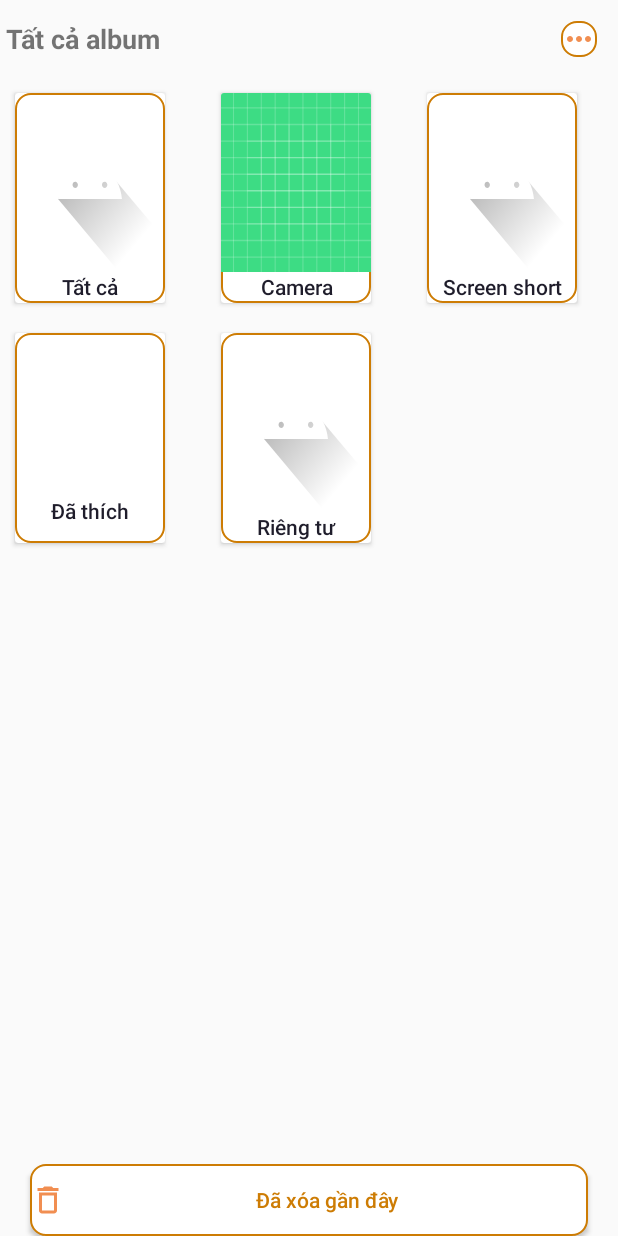
After one commit to nhatphong5954/Project_Album, an Android app: the ListAlbumActiviti screen opened directly, with no data from a screen before it, on a phone screen of 412 x 824 dp. The commit adds this screen. Run offline under Robolectric (Android 15) with nearby library versions, the phone set to English and light mode, and no system bars.

Commit message:
giao diện album

```diff
--- /dev/null
+++ b/app/src/main/java/com/example/project_album/Adapter/Album_Adapter.java
@@ -0,0 +1,63 @@
+package com.example.project_album.Adapter;
+
+import android.view.LayoutInflater;
+import android.view.View;
+import android.view.ViewGroup;
+import android.widget.ImageView;
+import android.widget.TextView;
+import androidx.annotation.NonNull;
+import androidx.recyclerview.widget.RecyclerView;
+
+import com.example.project_album.Model.Album;
+import com.example.project_album.R;
+
+import java.util.List;
+
+public class Album_Adapter extends RecyclerView.Adapter<Album_Adapter.AlbumViewHolder>{
+    private List<Album> listAlbum;
+
+    public void setData(List<Album> listAlbum)
+    {
+        this.listAlbum = listAlbum;
+        notifyDataSetChanged();
+    }
+
+    @NonNull
+    @Override
+    public AlbumViewHolder onCreateViewHolder(@NonNull ViewGroup parent, int viewType) {
+        View view = LayoutInflater.from(parent.getContext()).inflate(R.layout.custom_album_item, parent, false);
+        return new AlbumViewHolder(view);
+    }
+
+    @Override
+    public void onBindViewHolder(@NonNull AlbumViewHolder holder, int position) {
+        Album album = this.listAlbum.get(position);
+        if(album == null)
+        {
+            return;
+        }
+
+        holder.imgv_album.setImageResource(album.getResource_id());
+        holder.tv_album.setText(album.getName());
+
+    }
+
+    @Override
+    public int getItemCount() {
+        if(this.listAlbum != null)
+        {
+            return  this.listAlbum.size();
+        }
+        return 0;
+    }
+
+    public class AlbumViewHolder extends RecyclerView.ViewHolder {
+        private ImageView imgv_album;
+        private TextView tv_album;
+        public AlbumViewHolder(@NonNull View itemView) {
+            super(itemView);
+            this.imgv_album = (ImageView) itemView.findViewById(R.id.imgv_album);
+            this.tv_album = (TextView) itemView.findViewById(R.id.tv_name_album);
+        }
+    }
+}
--- /dev/null
+++ b/app/src/main/java/com/example/project_album/ListAlbumActiviti.java
@@ -0,0 +1,91 @@
+package com.example.project_album;
+
+import androidx.appcompat.app.AppCompatActivity;
+
+import android.annotation.SuppressLint;
+import android.os.Bundle;
+import androidx.appcompat.app.AppCompatActivity;
+import androidx.recyclerview.widget.GridLayoutManager;
+import androidx.recyclerview.widget.LinearLayoutManager;
+import androidx.recyclerview.widget.RecyclerView;
+
+import android.os.Bundle;
+import android.view.MenuItem;
+import android.view.View;
+import android.widget.ImageButton;
+import android.widget.PopupMenu;
+import com.example.project_album.Adapter.Album_Adapter;
+import com.example.project_album.R;
+import com.example.project_album.Model.Album;
+
+import java.util.ArrayList;
+import java.util.List;
+public class ListAlbumActiviti extends AppCompatActivity implements PopupMenu.OnMenuItemClickListener {
+
+    private RecyclerView rcv_list_album;
+
+    private ImageButton imgb_popup;
+    @SuppressLint("MissingInflatedId")
+    @Override
+    protected void onCreate(Bundle savedInstanceState) {
+        super.onCreate(savedInstanceState);
+        setContentView(R.layout.layout_list_album_activiti);
+
+        recyclerViewAlbum();
+
+        this.imgb_popup = (ImageButton) findViewById(R.id.popup_menu);
+        this.imgb_popup.setOnClickListener(new View.OnClickListener() {
+            @Override
+            public void onClick(View view) {
+                showPopup(view);
+            }
+        });
+    }
+
+    private void recyclerViewAlbum() {
+        GridLayoutManager layoutManager = new GridLayoutManager(this, 3);
+        this.rcv_list_album = (RecyclerView) findViewById(R.id.rcv_list_album);
+        this.rcv_list_album.setLayoutManager(layoutManager);
+
+        Album_Adapter albumAdapter = new Album_Adapter();
+        albumAdapter.setData(loadAlbum());
+        rcv_list_album.setAdapter(albumAdapter);
+
+    }
+
+    private List<Album> loadAlbum()
+    {
+        List<Album> albumList = new ArrayList<>();
+        albumList.add(new Album(1, R.drawable.ic_launcher_foreground, "Tất cả"));
+        albumList.add(new Album(1, R.drawable.ic_launcher_background, "Camera"));
+        albumList.add(new Album(1, R.drawable.ic_launcher_foreground, "Screen short"));
+        albumList.add(new Album(1, R.drawable.custom_item_album, "Đã thích"));
+        albumList.add(new Album(1, R.drawable.ic_launcher_foreground, "Riêng tư"));
+
+        return albumList;
+    }
+
+    public void showPopup(View v)
+    {
+        PopupMenu popup = new PopupMenu(this, v);
+        popup.setOnMenuItemClickListener(this);
+        popup.inflate(R.menu.popup_menu);
+        popup.show();
+    }
+
+    @Override
+    public boolean onMenuItemClick(MenuItem menuItem) {
+//        switch (menuItem.getItemId())
+//        {
+//            case R.id.item1:
+//                //todo
+//                return true;
+//            case R.id.item2:
+//                //todo
+//                return true;
+//            default:
+//                return false;
+//        }
+        return false;
+    }
+}
--- a/app/src/main/java/com/example/project_album/MainActivity.java
+++ b/app/src/main/java/com/example/project_album/MainActivity.java
@@ -3,6 +3,7 @@ package com.example.project_album;
 import androidx.appcompat.app.AppCompatActivity;
 
 import android.app.Activity;
+import android.content.Intent;
 import android.os.Bundle;
 import android.view.View;
 import android.widget.AdapterView;
@@ -15,7 +16,7 @@ public class MainActivity extends AppCompatActivity {
     GridView gridview;
     TextView txtSoloMsg;
     ImageView imgSoloPhoto;
-    Button btnSoloBack, btnDelete;
+    Button btnSoloBack, btnDelete, btnAlbum;
     Bundle myOriginalMemoryBundle;
     String[] items={"Image 1","Image 2","Image 3","Image 4"};
     Integer[] thumbnails = {R.drawable.lake_1, R.drawable.lake_2, R.drawable.lake_3, R.drawable.mountain_1};
@@ -32,6 +33,15 @@ public class MainActivity extends AppCompatActivity {
         gridview.setOnItemClickListener(new AdapterView.OnItemClickListener() {
             @Override
             public void onItemClick(AdapterView<?> parent, View view, int position, long id) { showBigScreen(position); }
+        });
+
+        btnAlbum = (Button) findViewById(R.id.btn_album);
+        btnAlbum.setOnClickListener(new View.OnClickListener() {
+            @Override
+            public void onClick(View view) {
+                Intent intent = new Intent(MainActivity.this, ListAlbumActiviti.class);
+                startActivity(intent);
+            }
         });
     }
     private void showBigScreen(int position) {
--- /dev/null
+++ b/app/src/main/java/com/example/project_album/Model/Album.java
@@ -0,0 +1,37 @@
+package com.example.project_album.Model;
+
+public class Album {
+    private int id;
+    private int resource_id;
+    private String name;
+
+    public Album(int id, int resource_id, String name) {
+        this.id = id;
+        this.resource_id = resource_id;
+        this.name = name;
+    }
+
+    public int getId() {
+        return id;
+    }
+
+    public void setId(int id) {
+        this.id = id;
+    }
+
+    public int getResource_id() {
+        return resource_id;
+    }
+
+    public void setResource_id(int resource_id) {
+        this.resource_id = resource_id;
+    }
+
+    public String getName() {
+        return name;
+    }
+
+    public void setName(String name) {
+        this.name = name;
+    }
+}
--- /dev/null
+++ b/app/src/main/res/drawable/custom_button1.xml
@@ -0,0 +1,17 @@
+<?xml version="1.0" encoding="utf-8"?>
+<selector xmlns:android="http://schemas.android.com/apk/res/android">
+    <item android:state_pressed="false">
+        <shape android:shape="rectangle">
+            <solid android:color="@color/white"/>
+            <corners android:radius="10dp"/>
+            <stroke android:color="@color/orange" android:width="1dp"/>
+        </shape>
+    </item>
+    <item android:state_pressed="true">
+        <shape android:shape="rectangle">
+            <solid android:color="@color/orange"/>
+            <corners android:radius="10dp"/>
+            <stroke android:color="@color/orange" android:width="1dp"/>
+        </shape>
+    </item>
+</selector>
--- /dev/null
+++ b/app/src/main/res/drawable/custom_item_album.xml
@@ -0,0 +1,10 @@
+<?xml version="1.0" encoding="utf-8"?>
+<selector xmlns:android="http://schemas.android.com/apk/res/android">
+    <item>
+        <shape android:shape="rectangle">
+            <solid android:color="@color/white"/>
+            <corners android:radius="10dp"/>
+            <stroke android:color="@color/orange" android:width="1dp"/>
+        </shape>
+    </item>
+</selector>
--- /dev/null
+++ b/app/src/main/res/drawable/custom_text.xml
@@ -0,0 +1,9 @@
+<?xml version="1.0" encoding="utf-8"?>
+<selector xmlns:android="http://schemas.android.com/apk/res/android">
+    <item android:state_pressed="false">
+        <color android:color="@color/orange"/>
+    </item>
+    <item android:state_pressed="true">
+        <color android:color="@color/white"/>
+    </item>
+</selector>
--- /dev/null
+++ b/app/src/main/res/drawable/custom_text_header.xml
@@ -0,0 +1,6 @@
+<?xml version="1.0" encoding="utf-8"?>
+<selector xmlns:android="http://schemas.android.com/apk/res/android">
+    <item>
+        <color android:color="@color/blue"/>
+    </item>
+</selector>
--- /dev/null
+++ b/app/src/main/res/drawable/more.xml
@@ -0,0 +1,5 @@
+<vector android:height="24dp" android:tint="#F18E51"
+    android:viewportHeight="24" android:viewportWidth="24"
+    android:width="24dp" xmlns:android="http://schemas.android.com/apk/res/android">
+    <path android:fillColor="@android:color/white" android:pathData="M6,10c-1.1,0 -2,0.9 -2,2s0.9,2 2,2 2,-0.9 2,-2 -0.9,-2 -2,-2zM18,10c-1.1,0 -2,0.9 -2,2s0.9,2 2,2 2,-0.9 2,-2 -0.9,-2 -2,-2zM12,10c-1.1,0 -2,0.9 -2,2s0.9,2 2,2 2,-0.9 2,-2 -0.9,-2 -2,-2z"/>
+</vector>
--- /dev/null
+++ b/app/src/main/res/drawable/outline_delete_24.xml
@@ -0,0 +1,5 @@
+<vector android:height="24dp" android:tint="#F18E51"
+    android:viewportHeight="24" android:viewportWidth="24"
+    android:width="24dp" xmlns:android="http://schemas.android.com/apk/res/android">
+    <path android:fillColor="@android:color/white" android:pathData="M16,9v10H8V9h8m-1.5,-6h-5l-1,1H5v2h14V4h-3.5l-1,-1zM18,7H6v12c0,1.1 0.9,2 2,2h8c1.1,0 2,-0.9 2,-2V7z"/>
+</vector>
--- a/app/src/main/res/layout/activity_main.xml
+++ b/app/src/main/res/layout/activity_main.xml
@@ -11,6 +11,11 @@
     android:text="Scrool screen, tap to choose"
     android:textColor="#ffffffff"
     android:textSize="20sp" />
+    <Button
+        android:id="@+id/btn_album"
+        android:layout_width="match_parent"
+        android:layout_height="wrap_content"
+        android:text="Album"/>
 <GridView android:id="@+id/gv_ListItems"
     android:layout_width="match_parent"
     android:layout_height="match_parent"
@@ -21,4 +26,6 @@
     android:numColumns="auto_fit"
     android:stretchMode="columnWidth"
     android:verticalSpacing="10dp" />
+
+
     </LinearLayout>
--- /dev/null
+++ b/app/src/main/res/layout/custom_album_item.xml
@@ -0,0 +1,34 @@
+<?xml version="1.0" encoding="utf-8"?>
+<androidx.cardview.widget.CardView xmlns:android="http://schemas.android.com/apk/res/android"
+    android:layout_width="100dp"
+    android:layout_height="140dp"
+    android:layout_margin="10dp"
+    android:background="@drawable/custom_item_album">
+
+    <LinearLayout
+        android:layout_width="match_parent"
+        android:layout_height="match_parent"
+        android:orientation="vertical"
+        android:background="@drawable/custom_item_album">
+
+        <ImageView
+            android:id="@+id/imgv_album"
+            android:layout_width="wrap_content"
+            android:layout_height="wrap_content"
+            android:src="@drawable/ic_launcher_foreground"
+            android:scaleType="fitXY"
+            android:layout_weight="9"/>
+
+        <TextView
+            android:id="@+id/tv_name_album"
+            android:layout_width="match_parent"
+            android:layout_height="wrap_content"
+            android:gravity="center_horizontal"
+            android:layout_gravity="bottom"
+            android:fontFamily="sans-serif-medium"
+            android:text="@string/ex_name_folder"
+            android:textColor="@color/main_color"
+            android:layout_weight="1" />
+    </LinearLayout>
+
+</androidx.cardview.widget.CardView>
--- /dev/null
+++ b/app/src/main/res/layout/layout_list_album_activiti.xml
@@ -0,0 +1,61 @@
+<?xml version="1.0" encoding="utf-8"?>
+<RelativeLayout xmlns:android="http://schemas.android.com/apk/res/android"
+    xmlns:app="http://schemas.android.com/apk/res-auto"
+    xmlns:tools="http://schemas.android.com/tools"
+    android:layout_width="match_parent"
+    android:layout_height="match_parent"
+    tools:context=".ListAlbumActiviti"
+    android:orientation="vertical">
+
+    <RelativeLayout
+        android:id="@+id/rl_header"
+        android:layout_width="match_parent"
+        android:layout_height="wrap_content"
+        android:padding="4dp">
+
+        <TextView
+            android:id="@+id/tvh"
+            android:layout_width="match_parent"
+            android:layout_height="wrap_content"
+            android:text="Tất cả album"
+            android:textSize="18dp"
+            android:textStyle="bold"
+            android:layout_marginBottom="10dp"
+            android:layout_alignParentLeft="true"
+            android:layout_centerVertical="true"/>
+
+        <ImageButton
+            android:id="@+id/popup_menu"
+            android:layout_width="wrap_content"
+            android:layout_height="wrap_content"
+            android:src="@drawable/more"
+            android:layout_alignParentRight="true"
+            android:background="@drawable/custom_button1"
+            android:layout_margin="10dp"/>
+
+    </RelativeLayout>
+
+    <androidx.recyclerview.widget.RecyclerView
+        android:id="@+id/rcv_list_album"
+        android:layout_width="match_parent"
+        android:layout_height="wrap_content"
+        android:layout_above="@+id/btn_deleted"
+        android:layout_below="@+id/rl_header"/>
+
+    <Button
+        android:id="@+id/btn_deleted"
+        android:layout_width="match_parent"
+        android:layout_height="wrap_content"
+        android:background="@drawable/custom_button1"
+        android:layout_marginHorizontal="20dp"
+        android:drawableStart="@drawable/outline_delete_24"
+        android:text="Đã xóa gần đây"
+        android:textCursorDrawable="@drawable/custom_text"
+        android:textColor="@color/orange"
+        android:textAllCaps="false"
+        android:layout_alignParentBottom="true"
+        android:layout_marginTop="10dp">
+
+    </Button>
+
+</RelativeLayout>
--- /dev/null
+++ b/app/src/main/res/menu/popup_menu.xml
@@ -0,0 +1,7 @@
+<?xml version="1.0" encoding="utf-8"?>
+<menu xmlns:android="http://schemas.android.com/apk/res/android">
+    <item android:id="@+id/item1"
+        android:title="Sửa"/>
+    <item android:id="@+id/item2"
+        android:title="Cài đặt"/>
+</menu>
--- a/app/src/main/res/values-night/themes.xml
+++ b/app/src/main/res/values-night/themes.xml
@@ -1,6 +1,6 @@
 <resources xmlns:tools="http://schemas.android.com/tools">
     <!-- Base application theme. -->
-    <style name="Base.Theme.Project_Album" parent="Theme.Material3.DayNight.NoActionBar">
+    <style name="Base.Theme.Project_Album" parent="Theme.AppCompat.DayNight.NoActionBar">
         <!-- Customize your dark theme here. -->
         <!-- <item name="colorPrimary">@color/my_dark_primary</item> -->
     </style>
--- a/app/src/main/res/values/colors.xml
+++ b/app/src/main/res/values/colors.xml
@@ -2,4 +2,12 @@
 <resources>
     <color name="black">#FF000000</color>
     <color name="white">#FFFFFFFF</color>
+    <color name="main_color">#1F1D2B</color>
+    <color name="blue">#5DB7FF</color>
+    <color name="red">#EA334E</color>
+    <color name="orange">#CD7C04</color>
+    <color name="light_blue_400">#FF29B6F6</color>
+    <color name="light_blue_600">#FF039BE5</color>
+    <color name="gray_400">#FFBDBDBD</color>
+    <color name="gray_600">#FF757575</color>
 </resources>
--- a/app/src/main/res/values/strings.xml
+++ b/app/src/main/res/values/strings.xml
@@ -1,3 +1,4 @@
 <resources>
     <string name="app_name">Project_Album</string>
+    <string name="ex_name_folder">Tất cả</string>
 </resources>
--- a/app/src/main/res/values/themes.xml
+++ b/app/src/main/res/values/themes.xml
@@ -1,6 +1,6 @@
 <resources xmlns:tools="http://schemas.android.com/tools">
     <!-- Base application theme. -->
-    <style name="Base.Theme.Project_Album" parent="Theme.Material3.DayNight.NoActionBar">
+    <style name="Base.Theme.Project_Album" parent="Theme.AppCompat.DayNight.NoActionBar">
         <!-- Customize your light theme here. -->
         <!-- <item name="colorPrimary">@color/my_light_primary</item> -->
     </style>
```
Also changed, not shown: app/src/main/AndroidManifest.xml (+6 -3 lines).
